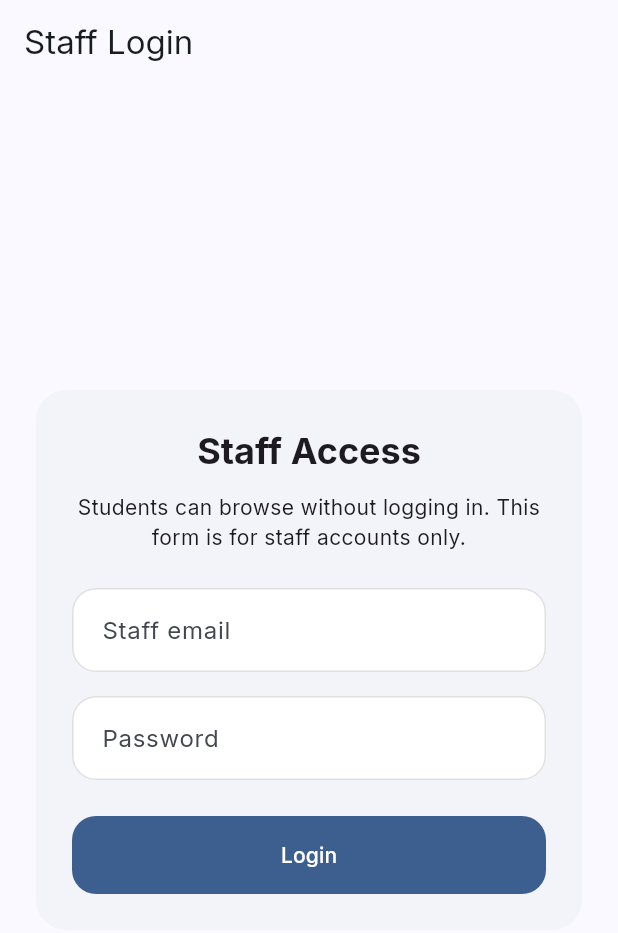
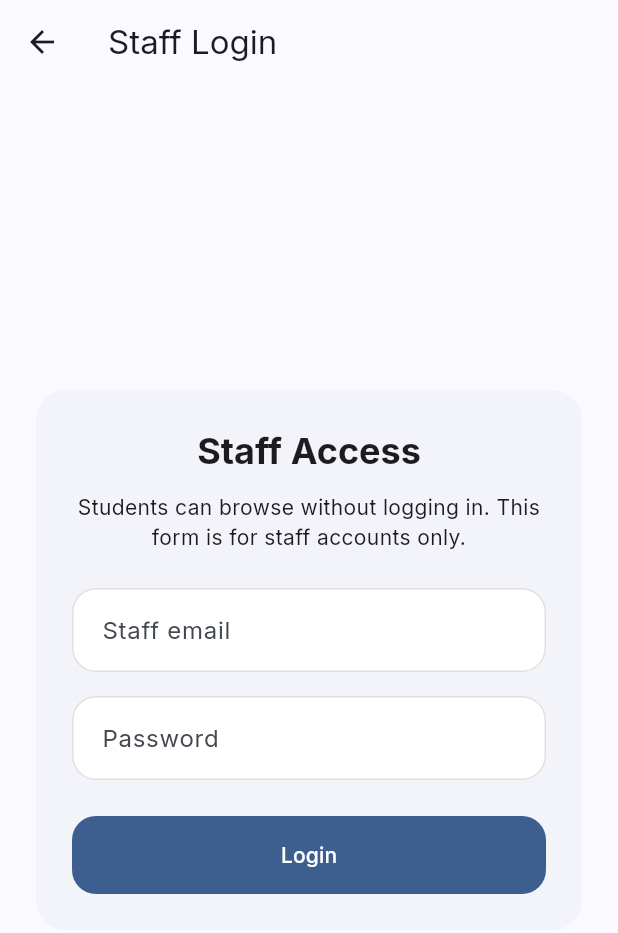
Before and after one commit to sweetdreams-q/supervisor_management, a Flutter app: the screen it shows after launch, after a tap on "Browse Staff", after a tap on the "arrow back" icon, after a tap on "Staff Login", on a phone screen of 412 x 824 dp. Shown: the top 933 px of the screen. Run offline on Flutter 3.47's test engine with Material 3 defaults, Android fonts, the light colour scheme and no system bars; our stand-ins replace equatable, go_router, google_fonts; accounts and stored records are empty; network calls fail.

Commit message:
feat: enhance back navigation functionality in LoginScreen

```diff
--- a/lib/screens/login_screen.dart
+++ b/lib/screens/login_screen.dart
@@ -54,7 +54,19 @@ class _LoginScreenState extends State<LoginScreen> {
     final colorScheme = Theme.of(context).colorScheme;
 
     return Scaffold(
-      appBar: AppBar(title: const Text('Staff Login')),
+      appBar: AppBar(
+        leading: IconButton(
+          icon: const Icon(Icons.arrow_back),
+          onPressed: () {
+            if (context.canPop()) {
+              context.pop();
+              return;
+            }
+            context.go(AppRoutes.home);
+          },
+        ),
+        title: const Text('Staff Login'),
+      ),
       body: Center(
         child: ConstrainedBox(
           constraints: const BoxConstraints(maxWidth: 520),
```
